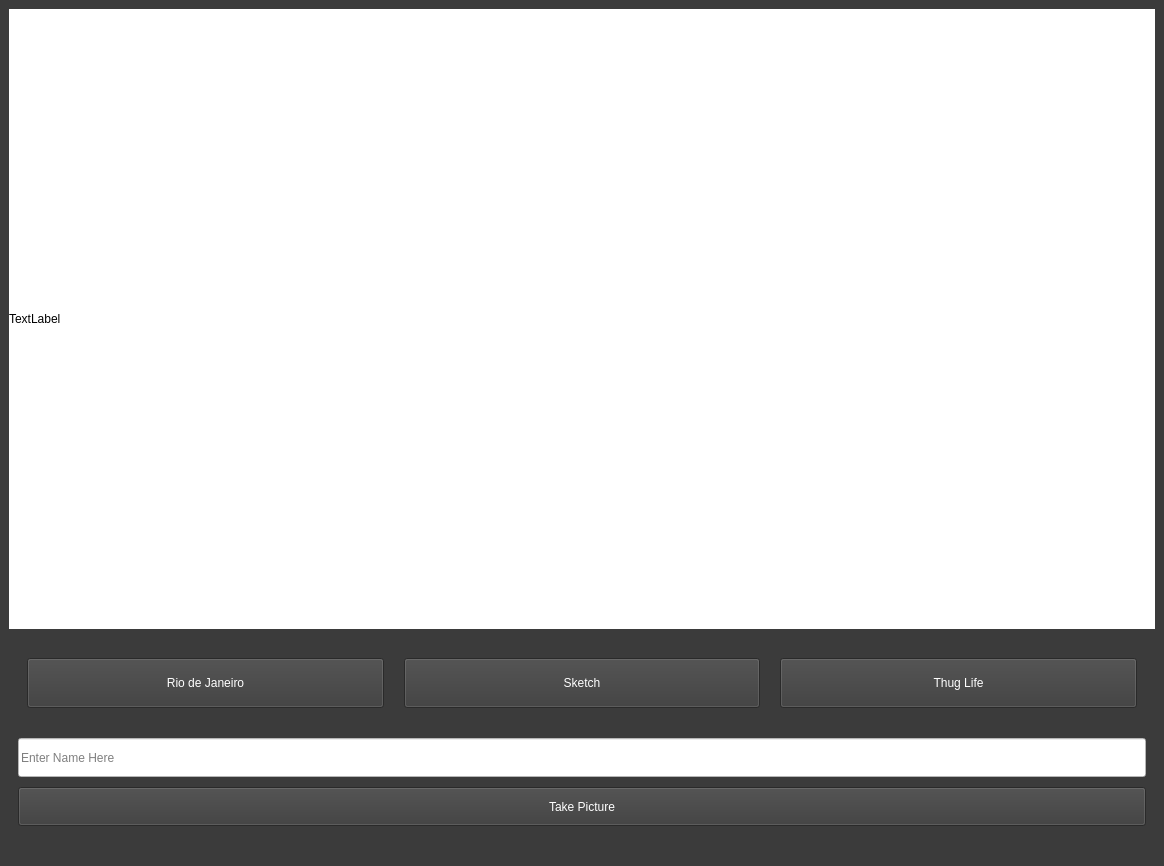
This is Form/main_window.ui in joelmakes/FilterMe as Qt 5 draws it before an edit. The edited form follows.
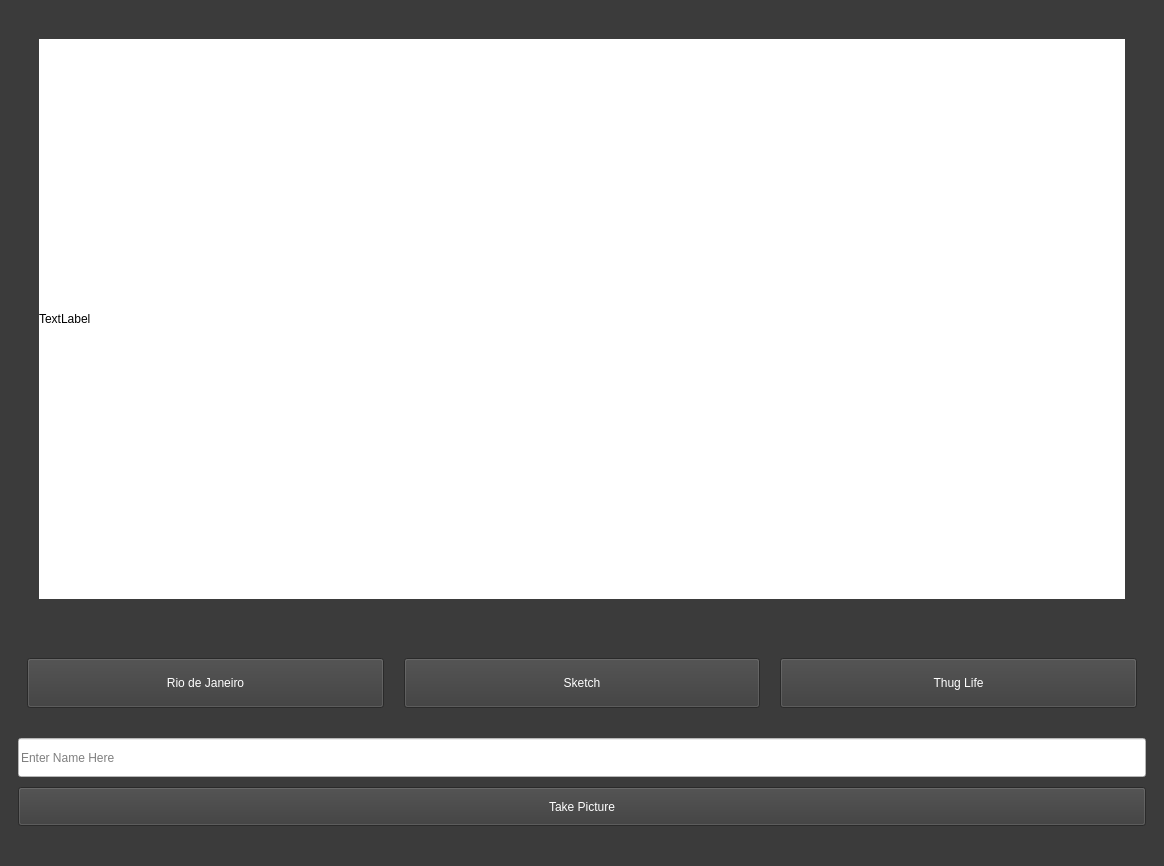
This is the edited form.

The edit to the form file:
```diff
--- a/Form/main_window.ui
+++ b/Form/main_window.ui
@@ -33,6 +33,23 @@
   <widget class="QWidget" name="centralwidget">
    <layout class="QVBoxLayout" name="verticalLayout">
     <item>
+     <layout class="QHBoxLayout" name="horizontalLayout_5">
+      <property name="spacing">
+       <number>0</number>
+      </property>
+      <property name="leftMargin">
+       <number>30</number>
+      </property>
+      <property name="topMargin">
+       <number>30</number>
+      </property>
+      <property name="rightMargin">
+       <number>30</number>
+      </property>
+      <property name="bottomMargin">
+       <number>30</number>
+      </property>
+      <item>
      <widget class="QLabel" name="webcam_Display">
       <property name="autoFillBackground">
        <bool>false</bool>
@@ -46,6 +63,8 @@
       </property>
      </widget>
     </item>
+     </layout>
+    </item>
     <item>
      <widget class="QWidget" name="widget_main" native="true">
       <property name="maximumSize">
```
Left out of the diff: 6 changed lines with no effect on the pictures. Lines whose indentation alone changed are shown as unchanged.
